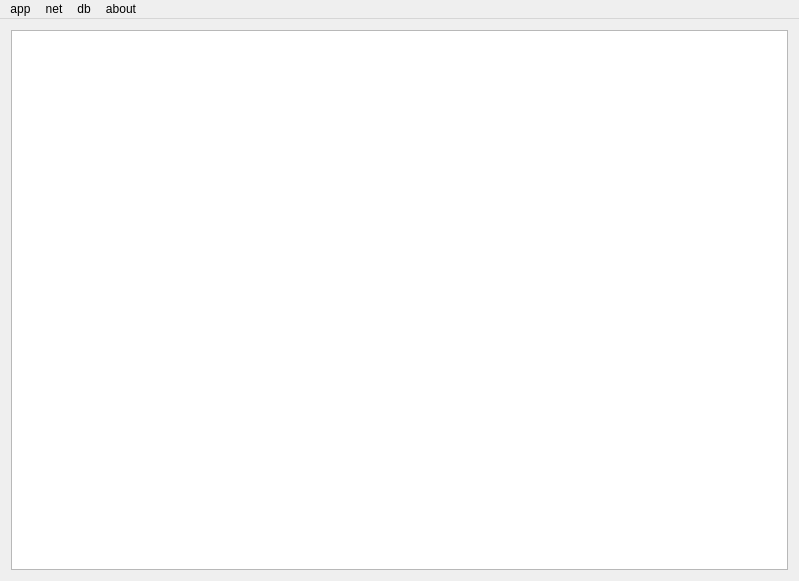
First picture: the form in datafeed/ui/mainwindow.ui, repository xclxxl414/bftrader, before the edit.
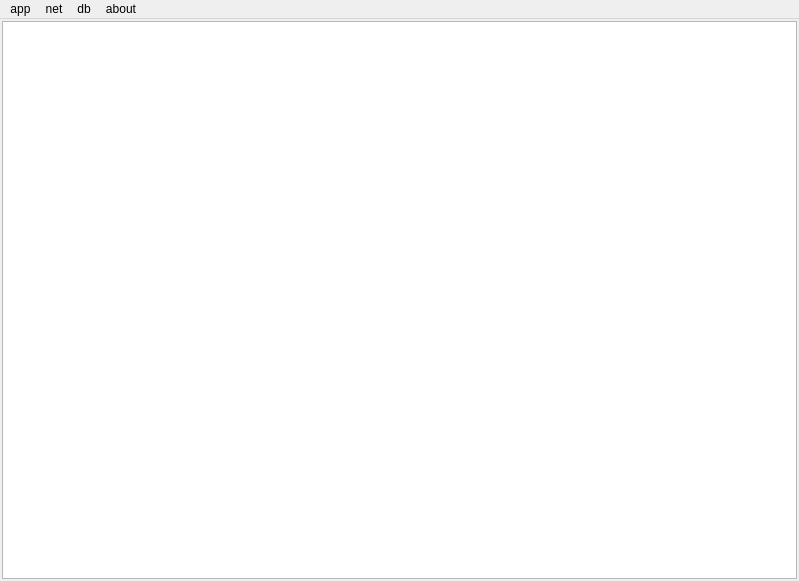
Second picture: the form after the edit.

Diff of the .ui file:
```diff
--- a/datafeed/ui/mainwindow.ui
+++ b/datafeed/ui/mainwindow.ui
@@ -15,6 +15,21 @@
   </property>
   <widget class="QWidget" name="centralWidget">
    <layout class="QVBoxLayout" name="verticalLayout">
+    <property name="spacing">
+     <number>2</number>
+    </property>
+    <property name="leftMargin">
+     <number>2</number>
+    </property>
+    <property name="topMargin">
+     <number>2</number>
+    </property>
+    <property name="rightMargin">
+     <number>2</number>
+    </property>
+    <property name="bottomMargin">
+     <number>2</number>
+    </property>
     <item>
      <widget class="QTableWidget" name="tableWidget"/>
     </item>
```
Left out of the diff: 12 changed lines with no effect on the pictures.
